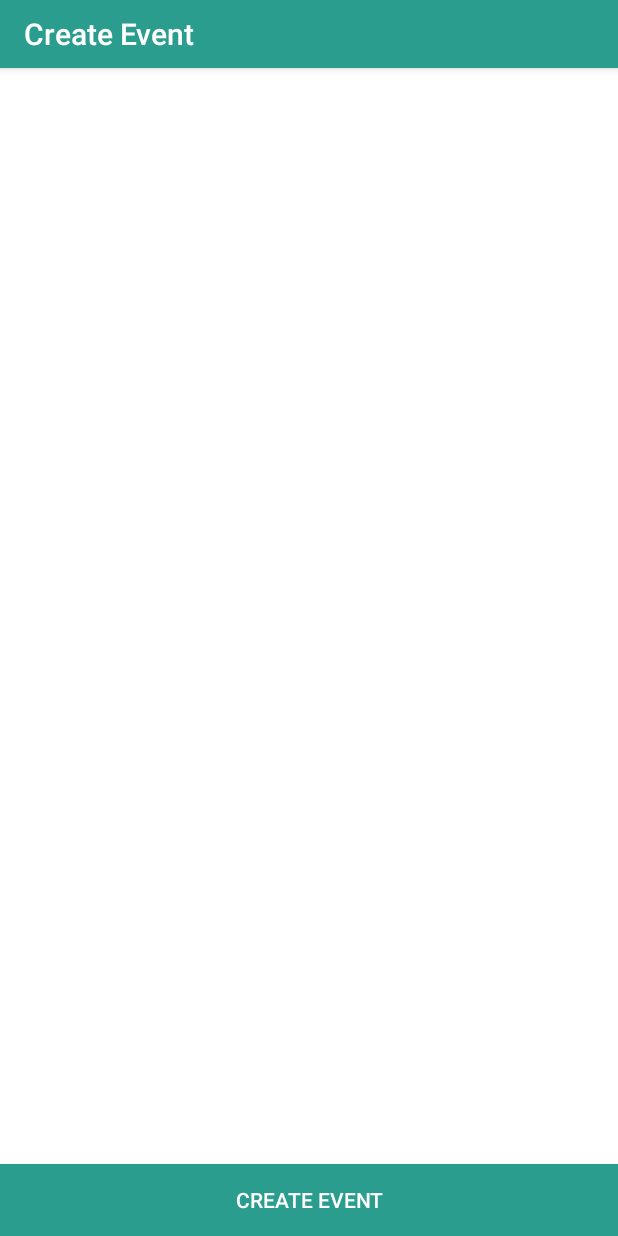
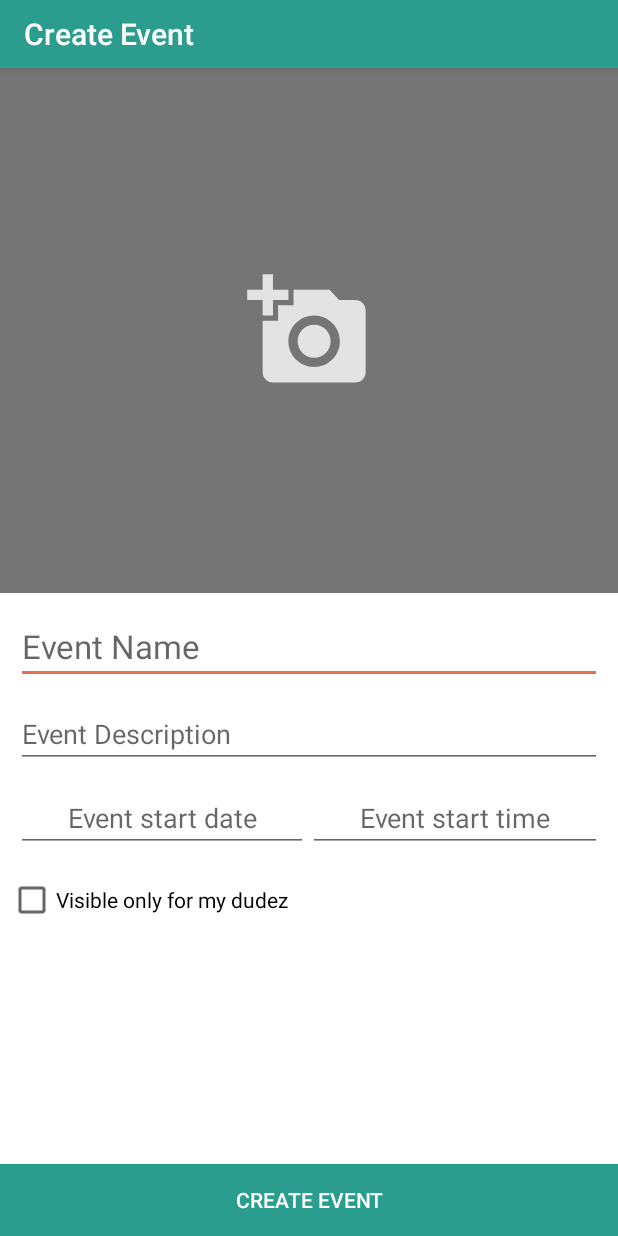
Before and after one commit to krzysztofkub/duder-android-app, an Android app: the CreateEventActivity screen opened directly, with no data from a screen before it, on a phone screen of 412 x 824 dp. Run offline under Robolectric (Android 15) with nearby library versions, the phone set to English and light mode, and no system bars; our stand-ins replace FlexboxLayout, RxJava; network calls fail; pictures from the network do not load; 4 statements that could not run were skipped.

Commit message:
small fixes regarding create event view, make busyIndicator static methods, small refactor, code cleanup

```diff
--- a/app/src/main/java/org/duder/service/ApiClient.java
+++ b/app/src/main/java/org/duder/service/ApiClient.java
@@ -1,7 +1,6 @@
 package org.duder.service;
 
 import org.duder.dto.chat.ChatMessage;
-import org.duder.dto.event.CreateEvent;
 import org.duder.dto.event.EventLoadingMode;
 import org.duder.dto.event.EventPreview;
 import org.duder.dto.user.Dude;
@@ -69,7 +68,7 @@ public class ApiClient {
         return apiService.findEventsPage(page, size, loadingMode, sessionToken);
     }
 
-    public Single<Response<ResponseBody>> createEvent(RequestBody event, MultipartBody.Part image,String sessionToken) {
+    public Single<Response<ResponseBody>> createEvent(RequestBody event, MultipartBody.Part image, String sessionToken) {
         return apiService.createEvent(event, image, sessionToken);
     }
 
--- a/app/src/main/java/org/duder/service/ApiService.java
+++ b/app/src/main/java/org/duder/service/ApiService.java
@@ -1,7 +1,6 @@
 package org.duder.service;
 
 import org.duder.dto.chat.ChatMessage;
-import org.duder.dto.event.CreateEvent;
 import org.duder.dto.event.EventLoadingMode;
 import org.duder.dto.event.EventPreview;
 import org.duder.dto.user.Dude;
--- a/app/src/main/java/org/duder/view/activity/CreateEventActivity.java
+++ b/app/src/main/java/org/duder/view/activity/CreateEventActivity.java
@@ -9,11 +9,10 @@ import android.net.Uri;
 import android.os.Bundle;
 import android.util.Log;
 import android.view.MenuItem;
-import android.view.View;
 import android.widget.Button;
 import android.widget.CheckBox;
 import android.widget.ImageView;
-import android.widget.ProgressBar;
+import android.widget.PopupWindow;
 import android.widget.RelativeLayout;
 import android.widget.TextView;
 import android.widget.Toast;
@@ -33,15 +32,17 @@ import org.duder.util.FileUtils;
 import org.duder.viewModel.CreateEventViewModel;
 import org.duder.viewModel.state.FragmentState;
 
-import java.io.File;
 import java.util.Calendar;
 
+import static org.duder.util.BusyIndicator.hideBusyIndicator;
+import static org.duder.util.BusyIndicator.showBusyIndicator;
 import static org.duder.util.Const.CREATED_EVENT_URI;
 
 public class CreateEventActivity extends BaseActivity {
 
     private static final String TAG = CreateEventActivity.class.getSimpleName();
-
+    private static final int IMAGE_PICK_CODE = 1000;
+    private static final int PERMISSION_CODE = 1001;
     private TextView txtDate;
     private TextView txtTime;
     private TextView txtName;
@@ -50,14 +51,10 @@ public class CreateEventActivity extends BaseActivity {
     private CheckBox isPrivateChbox;
     private Button createEventBtn;
     private ImageView addImageView;
-    private ProgressBar progressBar;
     private RelativeLayout createEventForm;
+    private PopupWindow busyIndicator;
     private Uri imageUri;
-
     private CreateEventViewModel createEventViewModel;
-
-    private static final int IMAGE_PICK_CODE = 1000;
-    private static final int PERMISSION_CODE = 1001;
 
     @Override
     protected void onCreate(Bundle savedInstanceState) {
@@ -83,13 +80,11 @@ public class CreateEventActivity extends BaseActivity {
         txtTime = findViewById(R.id.in_time);
         txtName = findViewById(R.id.event_name);
         txtDesc = findViewById(R.id.event_description);
-        progressBar = findViewById(R.id.progress_spinner);
         hobbies = findViewById(R.id.hobby_list);
         isPrivateChbox = findViewById(R.id.private_checkbox);
         createEventBtn = findViewById(R.id.create_event_button);
         addImageView = findViewById(R.id.add_image_view);
         createEventForm = findViewById(R.id.layout_create_event_form);
-        createEventForm.setVisibility(View.GONE);
         setTitle("Create Event");
     }
 
@@ -113,15 +108,13 @@ public class CreateEventActivity extends BaseActivity {
     private void update(FragmentState state) {
         switch (state.getStatus()) {
             case LOADING:
-                progressBar.setVisibility(View.VISIBLE);
+                busyIndicator = showBusyIndicator(this, busyIndicator);
                 break;
             case COMPLETE: //fetched hobbies list
-                progressBar.setVisibility(View.GONE);
-                createEventForm.setVisibility(View.VISIBLE);
+                hideBusyIndicator(busyIndicator);
                 break;
             case SUCCESS: //created event
-                progressBar.setVisibility(View.GONE);
-                createEventForm.setVisibility(View.VISIBLE);
+                hideBusyIndicator(busyIndicator);
                 Toast.makeText(this, "Created event", Toast.LENGTH_LONG).show();
                 Intent data = new Intent();
                 data.putExtra(CREATED_EVENT_URI, (String) state.getData());
@@ -129,8 +122,8 @@ public class CreateEventActivity extends BaseActivity {
                 finish();
                 break;
             case ERROR:
+                hideBusyIndicator(busyIndicator);
                 Log.e(TAG, state.getError().getMessage());
-                progressBar.setVisibility(View.GONE);
                 Toast.makeText(this, "Something went wrong", Toast.LENGTH_LONG).show();
         }
     }
@@ -243,8 +236,8 @@ public class CreateEventActivity extends BaseActivity {
     @Override
     protected void onActivityResult(int requestCode, int resultCode, @Nullable Intent data) {
         if (resultCode == RESULT_OK
-        && requestCode == IMAGE_PICK_CODE
-        && data != null) {
+                && requestCode == IMAGE_PICK_CODE
+                && data != null) {
             imageUri = data.getData();
             addImageView.setImageURI(imageUri);
         }
--- a/app/src/main/java/org/duder/view/activity/MainActivity.java
+++ b/app/src/main/java/org/duder/view/activity/MainActivity.java
@@ -4,7 +4,6 @@ import android.content.Intent;
 import android.os.Bundle;
 import android.view.Menu;
 import android.view.MenuItem;
-import android.view.View;
 import android.widget.ImageView;
 
 import androidx.appcompat.app.ActionBar;
--- a/app/src/main/java/org/duder/view/adapter/DudeListAdapter.java
+++ b/app/src/main/java/org/duder/view/adapter/DudeListAdapter.java
@@ -21,7 +21,7 @@ import java.util.Collections;
 import java.util.Comparator;
 import java.util.List;
 
-public class DudeListAdapter extends RecyclerView.Adapter<DudeListAdapter.ViewHolder>{
+public class DudeListAdapter extends RecyclerView.Adapter<DudeListAdapter.ViewHolder> {
     private final List<Dude> dudes;
     private final Context mContext;
 
--- a/app/src/main/java/org/duder/view/fragment/dudes/DudesFragment.java
+++ b/app/src/main/java/org/duder/view/fragment/dudes/DudesFragment.java
@@ -21,7 +21,7 @@ public class DudesFragment extends RecyclerFragment {
 
     @Override
     public View onCreateRecyclerView(@NonNull LayoutInflater inflater,
-                             ViewGroup container, Bundle savedInstanceState) {
+                                     ViewGroup container, Bundle savedInstanceState) {
         View root = inflater.inflate(R.layout.fragment_dudes, container, false);
         progressBar = root.findViewById(R.id.progress_spinner);
         list = root.findViewById(R.id.dudes_list);
--- a/app/src/main/java/org/duder/view/fragment/event/EventFragment.java
+++ b/app/src/main/java/org/duder/view/fragment/event/EventFragment.java
@@ -49,7 +49,7 @@ public class EventFragment extends RecyclerFragment {
 
     @Override
     public View onCreateRecyclerView(@NonNull LayoutInflater inflater,
-                             ViewGroup container, Bundle savedInstanceState) {
+                                     ViewGroup container, Bundle savedInstanceState) {
         View root = inflater.inflate(R.layout.fragment_events, container, false);
         progressBar = root.findViewById(R.id.progress_spinner);
         list = root.findViewById(R.id.events_list);
--- a/app/src/main/java/org/duder/viewModel/CreateEventViewModel.java
+++ b/app/src/main/java/org/duder/viewModel/CreateEventViewModel.java
@@ -2,7 +2,6 @@ package org.duder.viewModel;
 
 import android.app.Application;
 import android.content.SharedPreferences;
-import android.net.Uri;
 import android.util.Log;
 
 import androidx.annotation.NonNull;
@@ -61,6 +60,7 @@ public class CreateEventViewModel extends AbstractViewModel {
     }
 
     public void createEvent(Event event) {
+        state.postValue(FragmentState.loading());
         MultipartBody.Part bodyImage = createMultipartBodyWithImage(event.getImagePath());
 
         CreateEvent createEvent = mapEventToCreateEventDto(event);
--- a/app/src/main/java/org/duder/viewModel/EventViewModel.java
+++ b/app/src/main/java/org/duder/viewModel/EventViewModel.java
@@ -22,8 +22,8 @@ import io.reactivex.schedulers.Schedulers;
 public abstract class EventViewModel extends RecyclerViewModel {
 
     private static final int EVENT_BATCH_SIZE = 10;
+    private static final String TAG = EventViewModel.class.getSimpleName();
     private EventListAdapter eventListAdapter = new EventListAdapter(new ArrayList<>());
-    private static final String TAG = EventViewModel.class.getSimpleName();
 
     EventViewModel(@NonNull Application application) {
         super(application);
--- a/app/src/main/res/drawable-anydpi/add_image.xml
+++ b/app/src/main/res/drawable-anydpi/add_image.xml
@@ -1,10 +1,10 @@
 <vector xmlns:android="http://schemas.android.com/apk/res/android"
     android:width="24dp"
     android:height="24dp"
+    android:alpha="0.8"
+    android:tint="#FFFFFF"
     android:viewportWidth="24"
-    android:viewportHeight="24"
-    android:tint="#FFFFFF"
-    android:alpha="0.8">
+    android:viewportHeight="24">
     <group
         android:pivotX="12"
         android:pivotY="12"
@@ -12,7 +12,7 @@
         android:scaleY="0.20">
         <path
             android:fillColor="#FF000000"
-            android:pathData="M3,4L3,1h2v3h3v2L5,6v3L3,9L3,6L0,6L0,4h3zM6,10L6,7h3L9,4h7l1.83,2L21,6c1.1,0 2,0.9 2,2v12c0,1.1 -0.9,2 -2,2L5,22c-1.1,0 -2,-0.9 -2,-2L3,10h3zM13,19c2.76,0 5,-2.24 5,-5s-2.24,-5 -5,-5 -5,2.24 -5,5 2.24,5 5,5zM9.8,14c0,1.77 1.43,3.2 3.2,3.2s3.2,-1.43 3.2,-3.2 -1.43,-3.2 -3.2,-3.2 -3.2,1.43 -3.2,3.2z"/>
+            android:pathData="M3,4L3,1h2v3h3v2L5,6v3L3,9L3,6L0,6L0,4h3zM6,10L6,7h3L9,4h7l1.83,2L21,6c1.1,0 2,0.9 2,2v12c0,1.1 -0.9,2 -2,2L5,22c-1.1,0 -2,-0.9 -2,-2L3,10h3zM13,19c2.76,0 5,-2.24 5,-5s-2.24,-5 -5,-5 -5,2.24 -5,5 2.24,5 5,5zM9.8,14c0,1.77 1.43,3.2 3.2,3.2s3.2,-1.43 3.2,-3.2 -1.43,-3.2 -3.2,-3.2 -3.2,1.43 -3.2,3.2z" />
     </group>
 
 </vector>
--- a/app/src/main/res/layout/activity_create_event.xml
+++ b/app/src/main/res/layout/activity_create_event.xml
@@ -103,6 +103,7 @@
                     android:layout_width="wrap_content"
                     android:layout_height="wrap_content"
                     android:layout_below="@+id/hobby_list"
+                    android:layout_marginBottom="50dp"
                     android:text="Visible only for my dudez" />
 
             </RelativeLayout>
@@ -110,14 +111,6 @@
         </RelativeLayout>
 
     </ScrollView>
-
-    <ProgressBar
-        android:id="@+id/progress_spinner"
-        android:layout_width="wrap_content"
-        android:layout_height="wrap_content"
-        android:layout_alignParentTop="true"
-        android:layout_centerHorizontal="true"
-        android:layout_marginBottom="@dimen/element_spacing_normal" />
 
     <Button
         android:id="@+id/create_event_button"
@@ -128,5 +121,4 @@
         android:text="@string/eventCreateText"
         android:textColor="@color/white" />
 
-
 </RelativeLayout>
--- a/app/src/main/res/layout/activity_main.xml
+++ b/app/src/main/res/layout/activity_main.xml
@@ -13,7 +13,9 @@
         android:layout_width="match_parent"
         android:layout_height="match_parent">
 
-        <include android:id="@+id/custom_bar" layout="@layout/custom_bar"/>
+        <include
+            android:id="@+id/custom_bar"
+            layout="@layout/custom_bar" />
 
         <FrameLayout
             android:id="@+id/nav_host_fragment"
```
Also changed, not shown: app/src/main/java/org/duder/model/LoggedAccount.java (+12 -12 lines), app/src/main/java/org/duder/util/BusyIndicator.java (added, +34 -0 lines), app/src/main/java/org/duder/view/activity/LoginActivity.java (+11 -32 lines), app/src/main/java/org/duder/viewModel/DudesViewModel.java (+1 -6 lines), app/src/main/res/drawable-anydpi/add_dude.xml (+4 -4 lines), app/src/main/res/drawable-anydpi/add_dude_in_process.xml (+4 -4 lines), app/src/main/res/layout/drawer_header.xml (+4 -4 lines), app/src/main/res/layout/dude_list_item.xml (+6 -6 lines).
